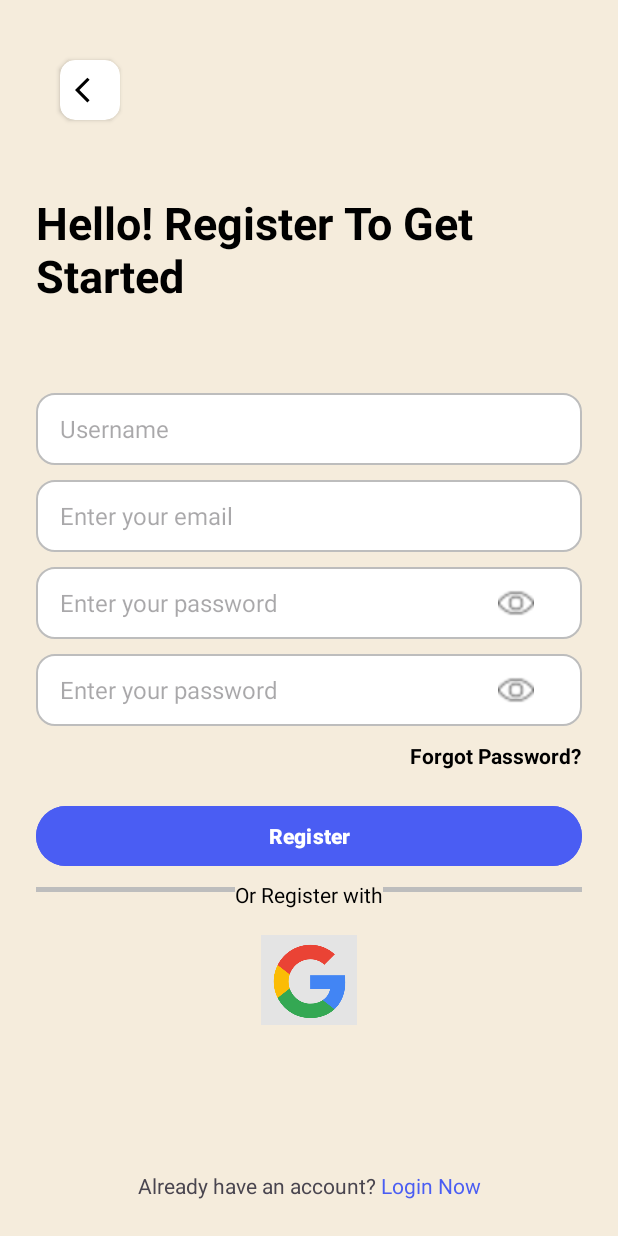
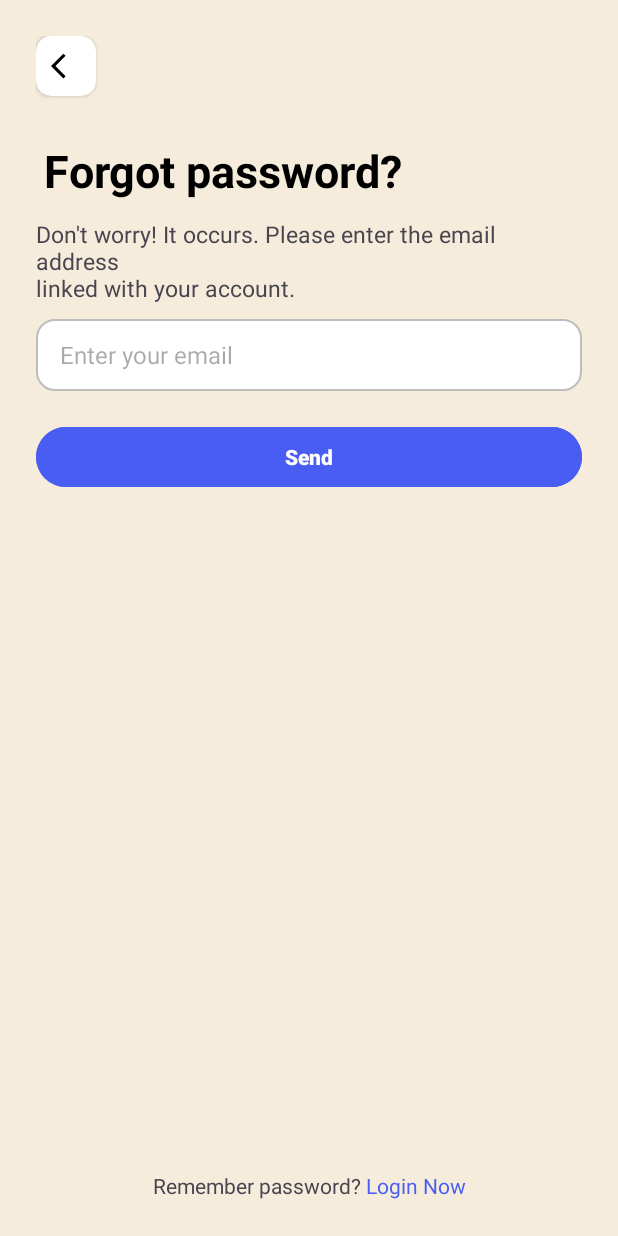
Before and after one commit to lilithhakobyan/Ninja, an Android app: the RegisterActivity screen opened directly, with no data from a screen before it, after a tap on "Forgot Password?", on a phone screen of 412 x 824 dp. Run offline under Robolectric (Android 15) with nearby library versions, the phone set to English and light mode, and no system bars; our stand-ins replace Firebase (no records; nobody signed in at launch, a user with empty details on screens opened directly).

Commit message:
ForgotPassActivity Forgot pass textview work

```diff
--- a/app/src/main/java/com/example/ninja/ForgotPassActivity.java
+++ b/app/src/main/java/com/example/ninja/ForgotPassActivity.java
@@ -1,23 +1,78 @@
 package com.example.ninja;
 
+import static android.content.ContentValues.TAG;
+
 import android.annotation.SuppressLint;
+import android.content.Intent;
+import android.graphics.Color;
 import android.os.Bundle;
+import android.text.Spannable;
+import android.text.SpannableString;
+import android.text.style.ForegroundColorSpan;
+import android.util.Log;
+import android.util.Patterns;
+import android.widget.Button;
+import android.widget.EditText;
+import android.widget.TextView;
+import android.widget.Toast;
+
 import androidx.appcompat.app.AppCompatActivity;
-import androidx.core.graphics.Insets;
-import androidx.core.view.ViewCompat;
-import androidx.core.view.WindowInsetsCompat;
+
+import com.google.firebase.auth.FirebaseAuth;
 
 public class ForgotPassActivity extends AppCompatActivity {
 
-    @SuppressLint({"ResourceType", "MissingInflatedId"})
+    private FirebaseAuth mAuth;
+    private EditText email;
+    private Button send;
+    private TextView textView;
+
+    @SuppressLint("MissingInflatedId")
     @Override
     protected void onCreate(Bundle savedInstanceState) {
         super.onCreate(savedInstanceState);
         setContentView(R.layout.activity_forgot_pass);
-        ViewCompat.setOnApplyWindowInsetsListener(findViewById(R.layout.activity_main), (v, insets) -> {
-            Insets systemBars = insets.getInsets(WindowInsetsCompat.Type.systemBars());
-            v.setPadding(systemBars.left, systemBars.top, systemBars.right, systemBars.bottom);
-            return insets;
+
+        email = findViewById(R.id.enterMail);
+        send = findViewById(R.id.btnSend);
+        mAuth = FirebaseAuth.getInstance();
+        textView = findViewById(R.id.rememberLoginNow);
+
+        String fullText = "Remember password? Login Now";
+        SpannableString spannable = new SpannableString(fullText);
+        spannable.setSpan(new ForegroundColorSpan(Color.parseColor("#4A5DF3")),
+                fullText.indexOf("Login Now"),
+                fullText.length(),
+                Spannable.SPAN_EXCLUSIVE_EXCLUSIVE);
+        textView.setText(spannable);
+
+        textView.setOnClickListener(v -> {
+            Intent intent = new Intent(ForgotPassActivity.this, LoginActivity.class);
+            startActivity(intent);
         });
+
+
+
+        send.setOnClickListener(v -> resetPassword());
+
+    }
+
+    private void resetPassword() {
+        String emailInput = email.getText().toString().trim();
+
+        if (emailInput.isEmpty() || !Patterns.EMAIL_ADDRESS.matcher(emailInput).matches()) {
+            Toast.makeText(this, "Enter a valid email to reset password", Toast.LENGTH_SHORT).show();
+            return;
+        }
+
+        mAuth.sendPasswordResetEmail(emailInput)
+                .addOnCompleteListener(task -> {
+                    if (task.isSuccessful()) {
+                        Toast.makeText(this, "Password reset email sent", Toast.LENGTH_SHORT).show();
+                    } else {
+                        Log.e(TAG, "Password reset failed: " + task.getException().getMessage());
+                        Toast.makeText(this, "Error: " + task.getException().getMessage(), Toast.LENGTH_SHORT).show();
+                    }
+                });
     }
 }
--- a/app/src/main/java/com/example/ninja/RegisterActivity.java
+++ b/app/src/main/java/com/example/ninja/RegisterActivity.java
@@ -48,7 +48,6 @@ public class RegisterActivity extends AppCompatActivity {
         super.onCreate(savedInstanceState);
         setContentView(R.layout.activity_register);
 
-        // Initialize Firebase Auth
         mAuth = FirebaseAuth.getInstance();
 
         textUsername = findViewById(R.id.textUsername);
@@ -62,6 +61,12 @@ public class RegisterActivity extends AppCompatActivity {
         TextView textView = findViewById(R.id.LogNow);
         ImageView showPass1 = findViewById(R.id.showPass1);
         ImageView showPass2 = findViewById(R.id.showPass2);
+
+
+        forgotPass.setOnClickListener(v -> {
+            Intent intent = new Intent(RegisterActivity.this, ForgotPassActivity.class);
+            startActivity(intent);
+        });
 
         showPass1.setOnTouchListener((v, event) -> {
             switch (event.getAction()) {
@@ -111,7 +116,6 @@ public class RegisterActivity extends AppCompatActivity {
 
         btnGoogle.setOnClickListener(v -> signInWithGoogle());
 
-        forgotPass.setOnClickListener(v -> resetPassword());
     }
 
     private void setupGoogleSignIn() {
@@ -123,23 +127,6 @@ public class RegisterActivity extends AppCompatActivity {
                         .setFilterByAuthorizedAccounts(false)
                         .build())
                 .build();
-    }
-
-    private void resetPassword() {
-        String email = textEmail.getText().toString();
-        if (email.isEmpty() || !Patterns.EMAIL_ADDRESS.matcher(email).matches()) {
-            Toast.makeText(this, "Enter a valid email to reset password", Toast.LENGTH_SHORT).show();
-            return;
-        }
-        mAuth.sendPasswordResetEmail(email)
-                .addOnCompleteListener(task -> {
-                    if (task.isSuccessful()) {
-                        Toast.makeText(this, "Password reset email sent", Toast.LENGTH_SHORT).show();
-                    } else {
-                        Log.e(TAG, "Password reset failed: " + task.getException().getMessage());
-                        Toast.makeText(this, "Error: " + task.getException().getMessage(), Toast.LENGTH_SHORT).show();
-                    }
-                });
     }
 
     private void registerUser() {
--- a/app/src/main/res/layout/activity_forgot_pass.xml
+++ b/app/src/main/res/layout/activity_forgot_pass.xml
@@ -77,7 +77,7 @@
 
     <!-- Send email btn -->
     <Button
-        android:id="@+id/btnLogin"
+        android:id="@+id/btnSend"
         android:layout_width="0dp"
         android:layout_height="48dp"
         android:layout_marginTop="20dp"
```
Also changed, not shown: app/src/main/java/com/example/ninja/LoginActivity.java (+5 -19 lines).
